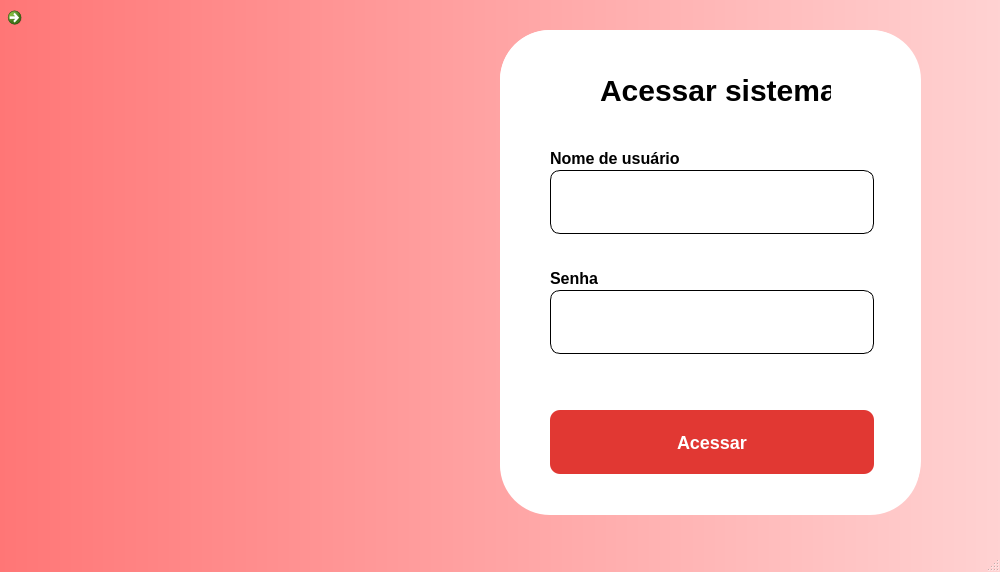
This is src/Graphics/Login/login.ui in INF112-Programacao2/20222-team-1 as Qt 5 draws it before an edit. The edited form follows.
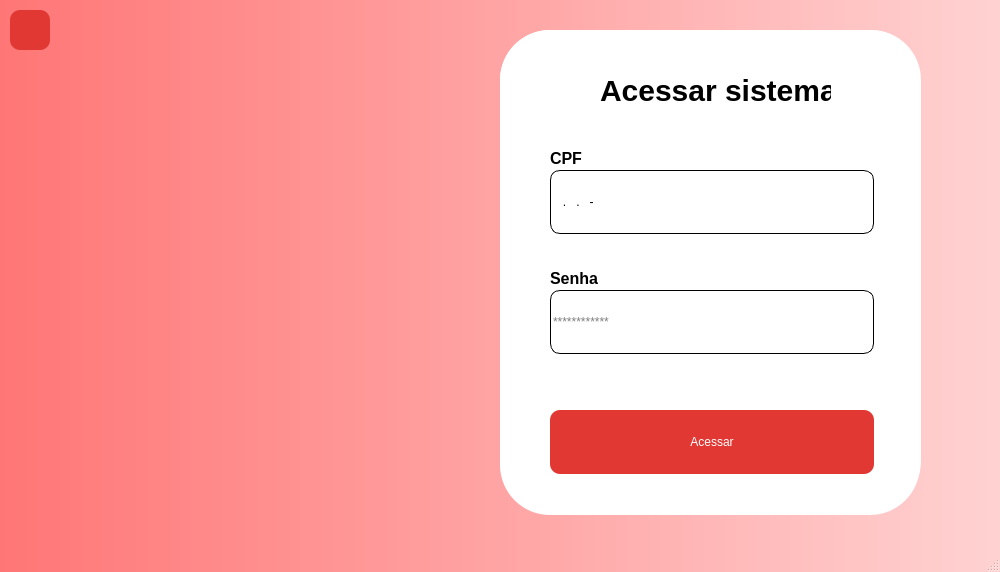
This is the edited form. Icons and pictures are not drawn.

Commit message: Atualizar ids dos botoes, mascarar inputs, e adicionar slots.

Patch:
```diff
--- a/src/Graphics/Login/login.ui
+++ b/src/Graphics/Login/login.ui
@@ -69,29 +69,6 @@
      <bool>true</bool>
     </property>
    </widget>
-   <widget class="QCommandLinkButton" name="homeButton">
-    <property name="geometry">
-     <rect>
-      <x>0</x>
-      <y>0</y>
-      <width>71</width>
-      <height>71</height>
-     </rect>
-    </property>
-    <property name="text">
-     <string/>
-    </property>
-    <property name="icon">
-     <iconset resource="../../../resouces.qrc">
-      <normaloff>:/assets/icons/home.png</normaloff>:/assets/icons/home.png</iconset>
-    </property>
-    <property name="iconSize">
-     <size>
-      <width>50</width>
-      <height>50</height>
-     </size>
-    </property>
-   </widget>
    <widget class="QFrame" name="frSelectTypeUser">
     <property name="enabled">
      <bool>true</bool>
@@ -268,6 +245,24 @@
 border-radius: 10px;
 </string>
      </property>
+     <property name="inputMask">
+      <string notr="true">000\.000\.000\-00</string>
+     </property>
+     <property name="text">
+      <string>..-</string>
+     </property>
+     <property name="cursorPosition">
+      <number>14</number>
+     </property>
+     <property name="placeholderText">
+      <string>000.000.000-00</string>
+     </property>
+     <property name="cursorMoveStyle">
+      <enum>Qt::VisualMoveStyle</enum>
+     </property>
+     <property name="clearButtonEnabled">
+      <bool>false</bool>
+     </property>
     </widget>
     <widget class="QLabel" name="label">
      <property name="geometry">
@@ -287,7 +282,7 @@
 </string>
      </property>
      <property name="text">
-      <string>Nome de usuário</string>
+      <string>CPF</string>
      </property>
     </widget>
     <widget class="QLineEdit" name="lineEdit_2">
@@ -300,11 +295,19 @@
       </rect>
      </property>
      <property name="styleSheet">
-      <string notr="true">box-sizing: border-box;
-background: #FFFFFF;
+      <string notr="true">background: #FFFFFF;
 border: 0.5px solid #000000;
 border-radius: 10px;
-</string>
+color:#000000;</string>
+     </property>
+     <property name="echoMode">
+      <enum>QLineEdit::Password</enum>
+     </property>
+     <property name="placeholderText">
+      <string>************</string>
+     </property>
+     <property name="cursorMoveStyle">
+      <enum>Qt::VisualMoveStyle</enum>
      </property>
     </widget>
     <widget class="QLabel" name="label_6">
@@ -338,11 +341,17 @@
       </rect>
      </property>
      <property name="styleSheet">
-      <string notr="true">background: #E13833;
+      <string notr="true">QPushButton{
+
+background: #E13833;
 border-radius: 10px;
-font-weight: 700;
-font-size: 18px;
-color: #FFFFFF;
+color:#ffffff;
+}
+QPushButton:hover{
+background: #992C29;
+border-radius: 10px;
+color:#ffffff;
+}
 
 </string>
      </property>
@@ -377,6 +386,56 @@
      </property>
     </widget>
    </widget>
+   <widget class="QPushButton" name="buttonRegistrarInstituicao">
+    <property name="geometry">
+     <rect>
+      <x>10</x>
+      <y>10</y>
+      <width>40</width>
+      <height>40</height>
+     </rect>
+    </property>
+    <property name="sizePolicy">
+     <sizepolicy hsizetype="Minimum" vsizetype="Fixed">
+      <horstretch>40</horstretch>
+      <verstretch>40</verstretch>
+     </sizepolicy>
+    </property>
+    <property name="minimumSize">
+     <size>
+      <width>40</width>
+      <height>40</height>
+     </size>
+    </property>
+    <property name="maximumSize">
+     <size>
+      <width>40</width>
+      <height>40</height>
+     </size>
+    </property>
+    <property name="styleSheet">
+     <string notr="true">QPushButton{
+
+background: #E13833;
+border-radius: 10px;
+color:#ffffff;
+}
+QPushButton:hover{
+background: #992C29;
+border-radius: 10px;
+color:#ffffff;
+}
+
+</string>
+    </property>
+    <property name="text">
+     <string/>
+    </property>
+    <property name="icon">
+     <iconset resource="../../../resouces.qrc">
+      <normaloff>:/assets/icons/home.png</normaloff>:/assets/icons/home.png</iconset>
+    </property>
+   </widget>
    <zorder>frSelectTypeUser</zorder>
    <zorder>label_3</zorder>
    <zorder>homeButton</zorder>
```
Left out of the diff: 29 changed lines with no effect on the pictures. The commit also changes 2 other files.
